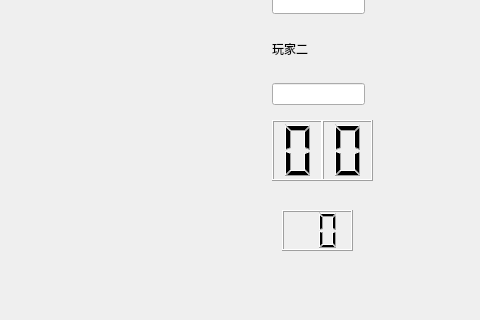
This is stage1/widget.ui in Liyh04/2205 as Qt 5 draws it before an edit; both pictures show x 518 to 998 and y 280 to 600 of the 998 by 600 pixel window. The edited form follows.
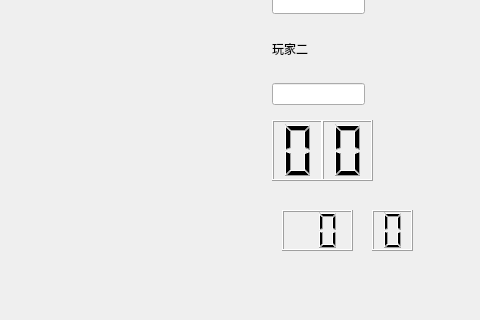
This is the edited form.

Diff of the .ui file:
```diff
--- a/stage1/widget.ui
+++ b/stage1/widget.ui
@@ -186,6 +186,19 @@
     <number>5</number>
    </property>
   </widget>
+  <widget class="QLCDNumber" name="exist">
+   <property name="geometry">
+    <rect>
+     <x>890</x>
+     <y>490</y>
+     <width>41</width>
+     <height>41</height>
+    </rect>
+   </property>
+   <property name="digitCount">
+    <number>1</number>
+   </property>
+  </widget>
  </widget>
  <resources/>
  <connections/>
```
